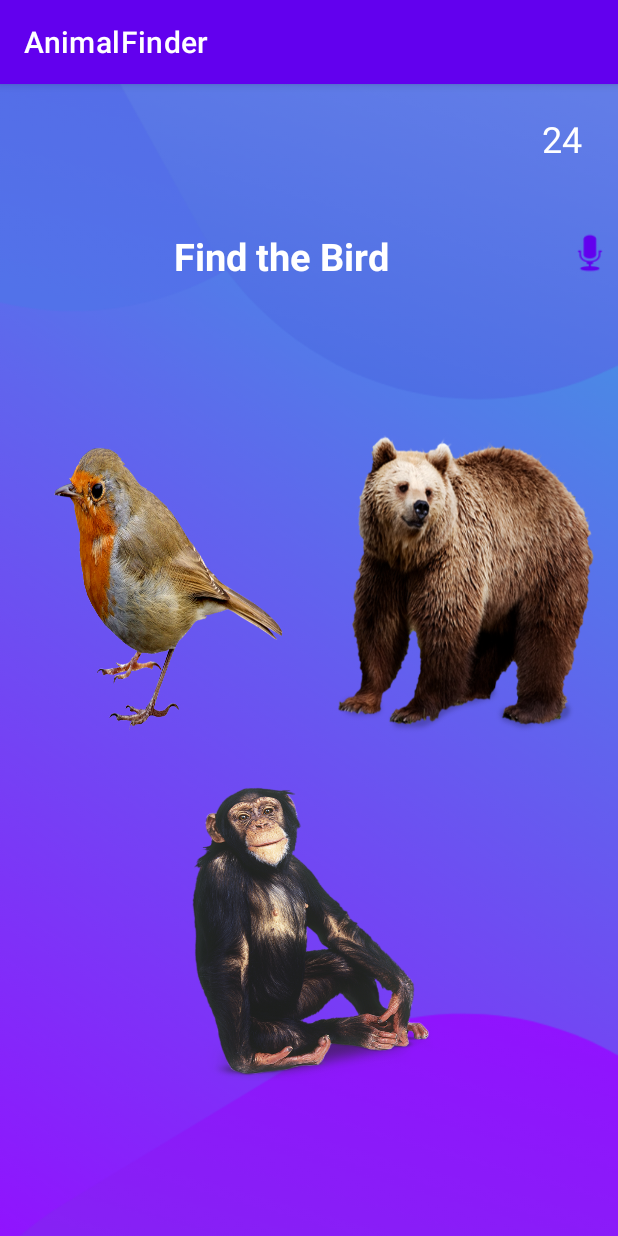
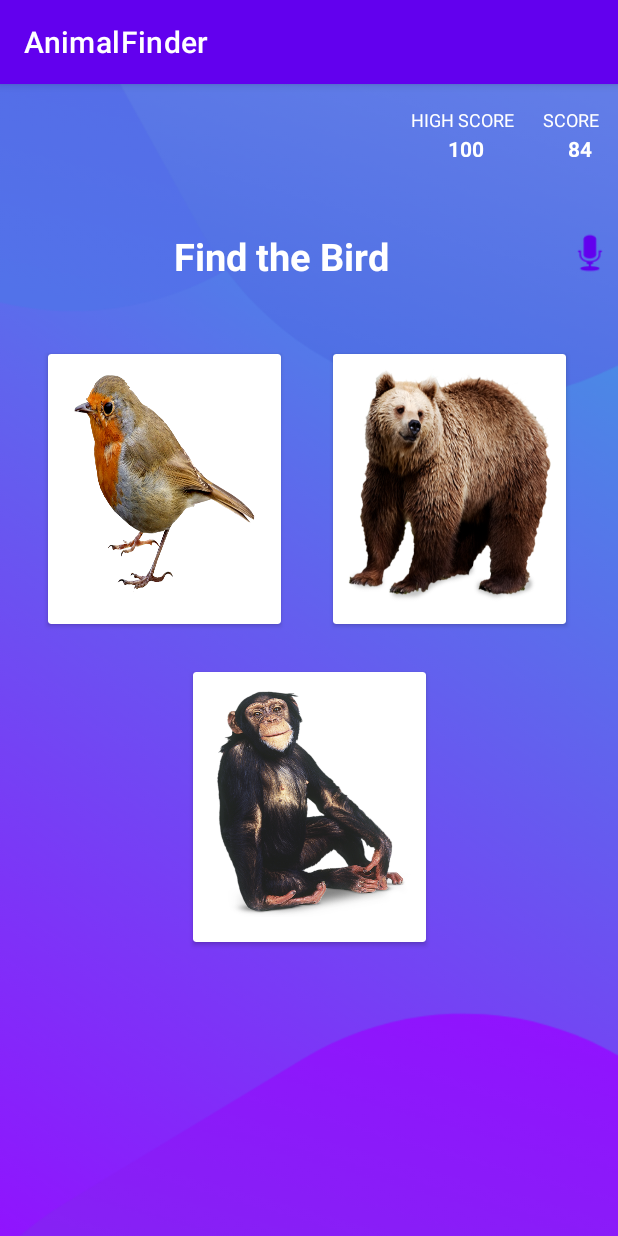
Before and after one commit to aytaconturk/AnimalFinder, an Android app: the Level2Activity screen opened directly, with no data from a screen before it, after a tap on an icon or button, on a phone screen of 412 x 824 dp. Run offline under Robolectric (Android 15) with nearby library versions, the phone set to English and light mode, and no system bars; 3 other taps on this screen came first.

Commit message:
Level2Activity updated

```diff
--- a/app/src/main/java/com/example/animalfinder/Level2Activity.java
+++ b/app/src/main/java/com/example/animalfinder/Level2Activity.java
@@ -1,6 +1,7 @@
 package com.example.animalfinder;
 
 import androidx.appcompat.app.AppCompatActivity;
+import androidx.appcompat.widget.Toolbar;
 
 import android.content.Intent;
 import android.media.MediaPlayer;
@@ -31,10 +32,7 @@ public class Level2Activity extends AppCompatActivity {
     private final int correctSound = R.raw.correct;
     private final int wrongSound = R.raw.wrong;
     private static String imgName;
-
     private static int points = 15;
-
-
     private static int pointIncrease = 10;
 
     //Three (3) consecutive correct answer will increase level by 1
@@ -59,7 +57,6 @@ public class Level2Activity extends AppCompatActivity {
     protected void onCreate(Bundle savedInstanceState) {
         super.onCreate(savedInstanceState);
         setContentView(R.layout.activity_level2);
-
 
         getLayoutObjects();
 
@@ -242,43 +239,19 @@ public class Level2Activity extends AppCompatActivity {
     }
 
     public void showMessage1(View view) {
-
-        if (checkAnswer(im_1)){
-            displayToast("Correct!");
-
-            playSound(correctSound, 500);
-
-            points = points + pointIncrease;
-            tv_points.setText(String.valueOf(points));
-
-            levelIncreaseStatus++;
-
-            if(levelIncreaseStatus == 3){
-                nextLevel();
-            }
-            else{
-                makePractice();
-            }
-        }
-
-        else {
-            displayToast("Wrong!!!");
-
-            playSound(wrongSound, 500);
-
-            points = 15;
-            pointIncrease--;
-            levelIncreaseStatus = 0;
-
-            makePractice();
-        }
-
-
+        checkStatus(im_1);
     }
 
     public void showMessage2(View view) {
+        checkStatus(im_2);
+    }
 
-        if (checkAnswer(im_2)){
+    public void showMessage3(View view) {
+        checkStatus(im_3);
+    }
+
+    private void checkStatus(ImageView im){
+        if (checkAnswer(im)){
             displayToast("Correct!");
 
             playSound(correctSound, 500);
@@ -300,47 +273,14 @@ public class Level2Activity extends AppCompatActivity {
 
             playSound(wrongSound, 500);
 
-            points = 15;
+            points = 75;
             pointIncrease--;
             levelIncreaseStatus = 0;
 
             makePractice();
         }
-
     }
 
-    public void showMessage3(View view) {
-
-        if (checkAnswer(im_3)){
-            displayToast("Correct!");
-
-            playSound(correctSound, 500);
-
-            points = points + pointIncrease;
-            tv_points.setText(String.valueOf(points));
-
-            levelIncreaseStatus++;
-
-            if(levelIncreaseStatus == 3){
-                nextLevel();
-            }
-            else{
-                makePractice();
-            }
-        }
-        else {
-            displayToast("Wrong!!!");
-
-            playSound(wrongSound, 500);
-
-            points = 15;
-            pointIncrease--;
-            levelIncreaseStatus = 0;
-
-            makePractice();
-        }
-
-    }
 
     private void makePractice(){
         new Handler().postDelayed(new Runnable() {
--- a/app/src/main/res/layout/activity_level2.xml
+++ b/app/src/main/res/layout/activity_level2.xml
@@ -5,7 +5,8 @@
     android:layout_width="match_parent"
     android:layout_height="match_parent"
     android:background="@drawable/ic_bg"
-    tools:context=".Level2Activity">
+    tools:context=".Level2Activity"
+    android:id="@+id/toolbar">
 
 
     <LinearLayout
@@ -43,48 +44,114 @@
 
     </LinearLayout>
 
+    <androidx.cardview.widget.CardView
+        android:id="@+id/cardView1"
+        android:layout_width="155dp"
+        android:layout_height="180dp"
+        android:layout_marginStart="32dp"
 
-    <ImageView
-        android:id="@+id/imageView1"
-        android:layout_width="171dp"
-        android:layout_height="199dp"
-        android:layout_marginTop="107dp"
-        android:onClick="showMessage1"
-        app:layout_constraintEnd_toStartOf="@+id/imageView2"
+        android:layout_marginTop="50dp"
+        app:contentPadding="10dp"
         app:layout_constraintStart_toStartOf="parent"
-        app:layout_constraintTop_toBottomOf="@+id/linearLayout1" />
+        app:layout_constraintTop_toBottomOf="@+id/linearLayout1">
 
-    <ImageView
-        android:id="@+id/imageView2"
-        android:layout_width="171dp"
-        android:layout_height="199dp"
-        android:layout_marginTop="104dp"
-        android:layout_marginEnd="16dp"
-        android:onClick="showMessage2"
+        <ImageView
+            android:id="@+id/imageView1"
+            android:layout_width="135dp"
+            android:layout_height="153dp"
+            android:onClick="showMessage1" />
+    </androidx.cardview.widget.CardView>
+
+    <androidx.cardview.widget.CardView
+        android:id="@+id/cardView2"
+        android:layout_width="155dp"
+        android:layout_height="180dp"
+        android:layout_marginTop="50dp"
+        app:contentPadding="10dp"
         app:layout_constraintEnd_toEndOf="parent"
-        app:layout_constraintTop_toBottomOf="@+id/linearLayout1" />
+        app:layout_constraintStart_toEndOf="@+id/cardView1"
+        app:layout_constraintTop_toBottomOf="@+id/linearLayout1"
+        >
 
-    <ImageView
-        android:id="@+id/imageView3"
-        android:layout_width="171dp"
-        android:layout_height="199dp"
+        <ImageView
+            android:id="@+id/imageView2"
+            android:layout_width="135dp"
+            android:layout_height="155dp"
+            android:onClick="showMessage2"
+            tools:layout_editor_absoluteX="250dp"
+            tools:layout_editor_absoluteY="232dp" />
+
+    </androidx.cardview.widget.CardView>
+
+
+    <androidx.cardview.widget.CardView
+        android:id="@+id/cardView3"
+        android:layout_width="155dp"
+        android:layout_height="180dp"
         android:layout_marginTop="32dp"
-        android:onClick="showMessage3"
+        app:contentPadding="10dp"
         app:layout_constraintEnd_toEndOf="parent"
         app:layout_constraintStart_toStartOf="parent"
-        app:layout_constraintTop_toBottomOf="@+id/imageView2" />
+        app:layout_constraintTop_toBottomOf="@+id/cardView1">
+
+        <ImageView
+            android:id="@+id/imageView3"
+            android:layout_width="135dp"
+            android:layout_height="153dp"
+            android:onClick="showMessage3"
+            tools:layout_editor_absoluteX="250dp"
+            tools:layout_editor_absoluteY="232dp" />
+
+    </androidx.cardview.widget.CardView>
+
 
 
     <TextView
-        android:id="@+id/tv_points"
-        android:layout_width="wrap_content"
-        android:layout_height="wrap_content"
-        android:layout_marginTop="20dp"
-        android:layout_marginEnd="24dp"
+        android:id="@+id/tv_points_text"
+        android:layout_width="42dp"
+        android:layout_height="18dp"
+        android:layout_marginTop="15dp"
+        android:layout_marginEnd="8dp"
+        android:text="SCORE"
         android:textColor="@color/white"
-        android:textSize="24sp"
+        android:textSize="12sp"
         app:layout_constraintEnd_toEndOf="parent"
         app:layout_constraintTop_toTopOf="parent" />
 
+    <TextView
+        android:id="@+id/tv_points"
+        android:layout_width="25dp"
+        android:layout_height="15dp"
+        android:layout_marginEnd="8dp"
+        android:textColor="@color/white"
+        android:textSize="14sp"
+        android:textStyle="bold"
+        app:layout_constraintEnd_toEndOf="parent"
+        app:layout_constraintTop_toBottomOf="@+id/tv_points_text" />
+
+    <TextView
+        android:id="@+id/tv_highScore_text"
+        android:layout_width="72dp"
+        android:layout_height="18dp"
+        android:layout_marginTop="15dp"
+        android:layout_marginEnd="16dp"
+        android:text="HIGH SCORE"
+        android:textColor="@color/white"
+        android:textSize="12sp"
+        app:layout_constraintEnd_toStartOf="@+id/tv_points_text"
+        app:layout_constraintTop_toTopOf="parent" />
+
+    <TextView
+        android:id="@+id/tv_highScore"
+        android:layout_width="25dp"
+        android:layout_height="15dp"
+        android:layout_marginEnd="80dp"
+        android:textColor="@color/white"
+        android:textSize="14sp"
+        android:textStyle="bold"
+        android:text="100"
+        app:layout_constraintEnd_toEndOf="@+id/tv_points"
+        app:layout_constraintTop_toBottomOf="@+id/tv_highScore_text" />
+
 
 </androidx.constraintlayout.widget.ConstraintLayout>
```
